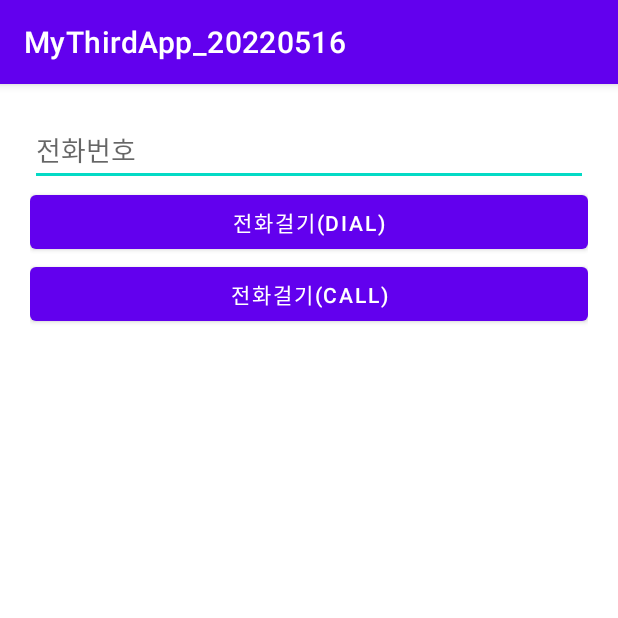
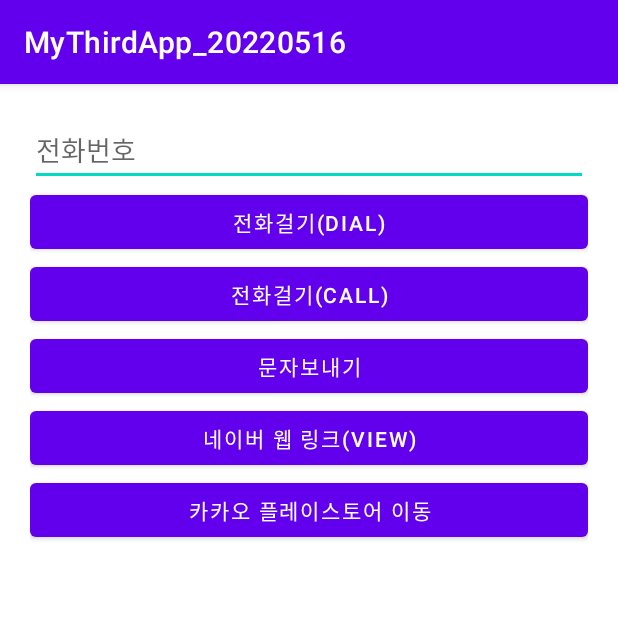
Before and after one commit to senseyoon1/MyThirdApp_20220516, an Android app: the screen it shows after launch (MainActivity), on a phone screen of 412 x 824 dp, the top half of it. Run offline under Robolectric (Android 15) with nearby library versions, the phone set to English and light mode, and no system bars.

Commit message:
view action 구현 - web link - store link

```diff
--- a/app/src/main/res/layout/activity_main.xml
+++ b/app/src/main/res/layout/activity_main.xml
@@ -24,4 +24,21 @@
         android:layout_width="match_parent"
         android:layout_height="wrap_content"
         android:text="전화걸기(CALL)"/>
+
+    <Button
+        android:id="@+id/btnSendText"
+        android:layout_width="match_parent"
+        android:layout_height="wrap_content"
+        android:text="문자보내기"/>
+
+    <Button
+        android:id="@+id/btnNaverWebLink"
+        android:layout_width="match_parent"
+        android:layout_height="wrap_content"
+        android:text="네이버 웹 링크(VIEW)"/>
+    <Button
+        android:id="@+id/btnKakaoPlayStore"
+        android:layout_width="match_parent"
+        android:layout_height="wrap_content"
+        android:text="카카오 플레이스토어 이동"/>
 </LinearLayout>
```
Also changed, not shown: app/src/main/java/com/asianaidt/mythirdapp_20220516/MainActivity.kt (+20 -0 lines).
